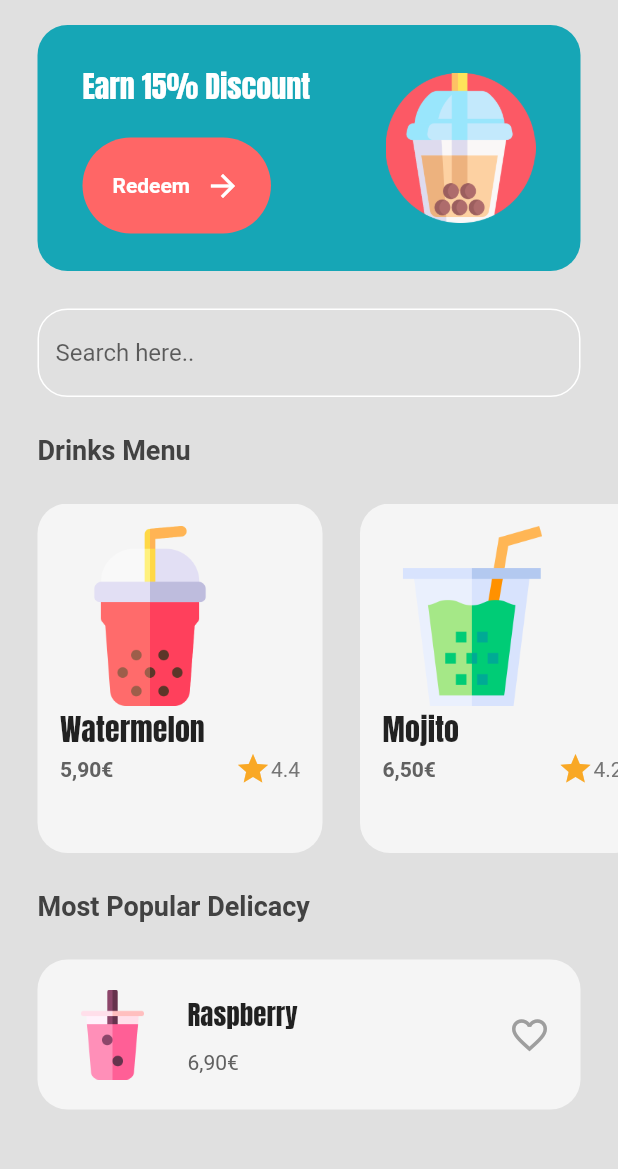
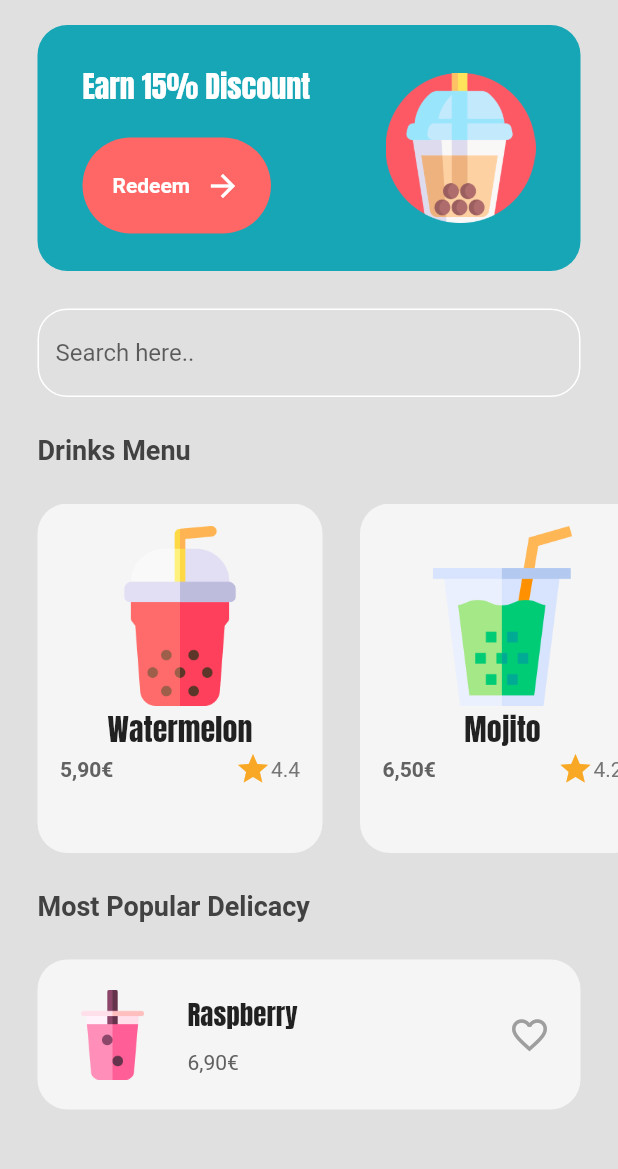
Before and after one commit to yvvzh/bubble_tea_app, a Flutter app: the MenuPage screen opened directly, on a phone screen of 412 x 824 dp, the part 59-1228 px from its top. Run offline on Flutter 3.47's test engine with Material 2 defaults, Android fonts, the phone set to English and light mode, and no system bars; our stand-ins replace google_fonts.

Commit message:
adaptation maj flutter

```diff
--- a/lib/views/menu_page.dart
+++ b/lib/views/menu_page.dart
@@ -105,10 +105,10 @@ class _MenuPageState extends State<MenuPage> {
             child: TextField(
               decoration: InputDecoration(
                   focusedBorder: OutlineInputBorder(
-                      borderSide: BorderSide(color: Colors.white),
+                      borderSide: const BorderSide(color: Colors.white),
                       borderRadius: BorderRadius.circular(20)),
                   enabledBorder: OutlineInputBorder(
-                      borderSide: BorderSide(color: Colors.white),
+                      borderSide: const BorderSide(color: Colors.white),
                       borderRadius: BorderRadius.circular(20)),
                   hintText: "Search here.."),
             ),
--- a/lib/widgets/drink_tile.dart
+++ b/lib/widgets/drink_tile.dart
@@ -19,7 +19,7 @@ class DrinkTile extends StatelessWidget {
         padding: const EdgeInsets.all(15),
         child: SingleChildScrollView(
           child: Column(
-            crossAxisAlignment: CrossAxisAlignment.start,
+            crossAxisAlignment: CrossAxisAlignment.center,
             mainAxisAlignment: MainAxisAlignment.spaceEvenly,
             children: [
               // image
```
Also changed, not shown: pubspec.lock, 2 other files.
